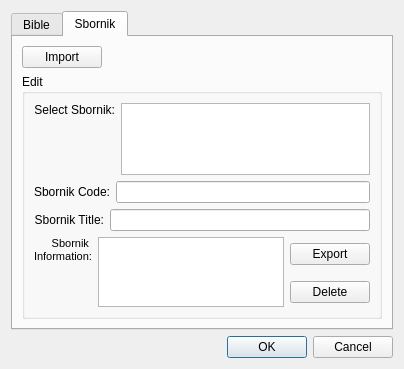
Old version of the form src/managedatadialog.ui in the repository SoftProjector/src.
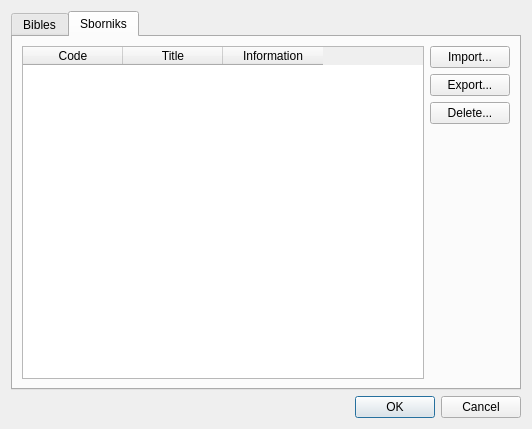
New version of the form. The open tabs and pages were chosen to show the change.

Commit message: New layout for the manage data dialog box

Diff of the .ui file:
```diff
--- a/src/managedatadialog.ui
+++ b/src/managedatadialog.ui
@@ -6,354 +6,162 @@
    <rect>
     <x>0</x>
     <y>0</y>
-    <width>404</width>
-    <height>350</height>
+    <width>532</width>
+    <height>429</height>
    </rect>
   </property>
   <property name="windowTitle">
    <string>Dialog</string>
   </property>
   <layout class="QGridLayout" name="gridLayout_14">
-   <item row="0" column="0">
+   <item row="2" column="0">
+    <widget class="QDialogButtonBox" name="buttonBox">
+     <property name="orientation">
+      <enum>Qt::Horizontal</enum>
+     </property>
+     <property name="standardButtons">
+      <set>QDialogButtonBox::Cancel|QDialogButtonBox::Ok</set>
+     </property>
+    </widget>
+   </item>
+   <item row="1" column="0">
     <widget class="QTabWidget" name="tabWidget">
      <property name="currentIndex">
-      <number>0</number>
+      <number>1</number>
      </property>
      <widget class="QWidget" name="tab">
       <attribute name="title">
-       <string>Bible</string>
+       <string>Bibles</string>
       </attribute>
-      <layout class="QGridLayout" name="gridLayout_2">
-       <item row="0" column="0">
-        <widget class="QPushButton" name="pushButton_3">
+      <layout class="QVBoxLayout" name="verticalLayout_4">
+       <item>
+        <layout class="QHBoxLayout" name="horizontalLayout_2">
+         <item>
+          <widget class="QTableWidget" name="tableWidget_4">
+           <column>
          <property name="text">
-          <string>Import</string>
-         </property>
-        </widget>
-       </item>
-       <item row="0" column="1">
-        <spacer name="horizontalSpacer">
-         <property name="orientation">
-          <enum>Qt::Horizontal</enum>
-         </property>
-         <property name="sizeHint" stdset="0">
-          <size>
-           <width>40</width>
-           <height>20</height>
-          </size>
-         </property>
-        </spacer>
-       </item>
-       <item row="1" column="0" colspan="2">
-        <widget class="QGroupBox" name="groupBox_3">
-         <property name="title">
-          <string>Edit</string>
-         </property>
-         <layout class="QGridLayout" name="gridLayout_13">
-          <item row="0" column="0">
-           <layout class="QGridLayout" name="gridLayout_10">
-            <item row="0" column="0">
-             <widget class="QLabel" name="sbonrik_code_label_3">
+             <string>Code</string>
+            </property>
+           </column>
+           <column>
               <property name="text">
-               <string>Select Bible:</string>
-              </property>
-              <property name="alignment">
-               <set>Qt::AlignRight|Qt::AlignTrailing|Qt::AlignVCenter</set>
-              </property>
-             </widget>
-            </item>
-            <item row="0" column="1" rowspan="2">
-             <widget class="QTableWidget" name="tableWidget_2">
-              <property name="maximumSize">
-               <size>
-                <width>16777215</width>
-                <height>75</height>
-               </size>
-              </property>
-              <property name="editTriggers">
-               <set>QAbstractItemView::NoEditTriggers</set>
-              </property>
-              <property name="selectionBehavior">
-               <enum>QAbstractItemView::SelectRows</enum>
-              </property>
-             </widget>
-            </item>
-            <item row="1" column="0">
-             <spacer name="verticalSpacer_3">
-              <property name="orientation">
-               <enum>Qt::Vertical</enum>
-              </property>
-              <property name="sizeHint" stdset="0">
-               <size>
-                <width>20</width>
-                <height>28</height>
-               </size>
-              </property>
-             </spacer>
-            </item>
-           </layout>
-          </item>
-          <item row="1" column="0">
-           <layout class="QGridLayout" name="gridLayout_11">
-            <item row="0" column="0">
-             <widget class="QLabel" name="sbonrik_code_label_4">
+             <string>Title</string>
+            </property>
+           </column>
+          </widget>
+         </item>
+         <item>
+          <layout class="QVBoxLayout" name="verticalLayout_3">
+           <item>
+            <widget class="QPushButton" name="pushButton_7">
+             <property name="text">
+              <string>Import...</string>
+             </property>
+            </widget>
+           </item>
+           <item>
+            <widget class="QPushButton" name="pushButton_11">
               <property name="text">
-               <string>Bible Code:</string>
-              </property>
-              <property name="alignment">
-               <set>Qt::AlignRight|Qt::AlignTrailing|Qt::AlignVCenter</set>
-              </property>
-             </widget>
-            </item>
-            <item row="0" column="1">
-             <widget class="QLineEdit" name="sbornik_code_box_2"/>
-            </item>
-           </layout>
-          </item>
-          <item row="2" column="0">
-           <layout class="QGridLayout" name="gridLayout_12">
-            <item row="0" column="0">
-             <widget class="QLabel" name="sbonik_title_label_2">
+              <string>Export...</string>
+             </property>
+            </widget>
+           </item>
+           <item>
+            <widget class="QPushButton" name="pushButton_12">
               <property name="text">
-               <string>Bible Title:</string>
-              </property>
-              <property name="alignment">
-               <set>Qt::AlignRight|Qt::AlignTrailing|Qt::AlignVCenter</set>
-              </property>
-             </widget>
-            </item>
-            <item row="0" column="1">
-             <widget class="QLineEdit" name="sbornik_title_box_2"/>
-            </item>
-           </layout>
-          </item>
-          <item row="3" column="0">
-           <spacer name="verticalSpacer_4">
+              <string>Delete...</string>
+             </property>
+            </widget>
+           </item>
+           <item>
+            <spacer name="verticalSpacer_2">
             <property name="orientation">
              <enum>Qt::Vertical</enum>
             </property>
             <property name="sizeHint" stdset="0">
              <size>
               <width>20</width>
-              <height>17</height>
+               <height>40</height>
              </size>
             </property>
            </spacer>
           </item>
-          <item row="4" column="0">
-           <layout class="QGridLayout" name="gridLayout_9">
-            <item row="0" column="0">
-             <spacer name="horizontalSpacer_3">
-              <property name="orientation">
-               <enum>Qt::Horizontal</enum>
-              </property>
-              <property name="sizeHint" stdset="0">
-               <size>
-                <width>40</width>
-                <height>20</height>
-               </size>
-              </property>
-             </spacer>
-            </item>
-            <item row="0" column="1">
-             <widget class="QPushButton" name="pushButton_10">
-              <property name="text">
-               <string>Delete</string>
-              </property>
-             </widget>
-            </item>
            </layout>
           </item>
          </layout>
-        </widget>
        </item>
       </layout>
+      <zorder>layoutWidget</zorder>
+      <zorder>tableWidget_4</zorder>
      </widget>
      <widget class="QWidget" name="tab_2">
       <attribute name="title">
-       <string>Sbornik</string>
+       <string>Sborniks</string>
       </attribute>
-      <layout class="QGridLayout" name="gridLayout_3">
-       <item row="0" column="0">
+      <layout class="QVBoxLayout" name="verticalLayout_2">
+       <item>
+        <layout class="QHBoxLayout" name="horizontalLayout">
+         <item>
+          <widget class="QTableWidget" name="tableWidget_3">
+           <column>
+            <property name="text">
+             <string>Code</string>
+            </property>
+           </column>
+           <column>
+            <property name="text">
+             <string>Title</string>
+            </property>
+           </column>
+           <column>
+            <property name="text">
+             <string>Information</string>
+            </property>
+           </column>
+          </widget>
+         </item>
+         <item>
+          <layout class="QVBoxLayout" name="verticalLayout">
+           <item>
         <widget class="QPushButton" name="pushButton_6">
          <property name="text">
-          <string>Import</string>
+              <string>Import...</string>
          </property>
         </widget>
        </item>
-       <item row="0" column="1">
-        <spacer name="horizontalSpacer_2">
-         <property name="orientation">
-          <enum>Qt::Horizontal</enum>
-         </property>
-         <property name="sizeHint" stdset="0">
-          <size>
-           <width>276</width>
-           <height>22</height>
-          </size>
-         </property>
-        </spacer>
-       </item>
-       <item row="1" column="0" colspan="2">
-        <widget class="QGroupBox" name="groupBox_2">
-         <property name="title">
-          <string>Edit</string>
-         </property>
-         <layout class="QGridLayout" name="gridLayout_6">
-          <item row="0" column="0" colspan="2">
-           <layout class="QGridLayout" name="gridLayout_7">
-            <item row="0" column="0">
-             <widget class="QLabel" name="sbonrik_code_label_2">
-              <property name="text">
-               <string>Select Sbornik:</string>
-              </property>
-              <property name="alignment">
-               <set>Qt::AlignRight|Qt::AlignTrailing|Qt::AlignVCenter</set>
-              </property>
-             </widget>
-            </item>
-            <item row="0" column="1" rowspan="2">
-             <widget class="QTableWidget" name="tableWidget">
-              <property name="maximumSize">
-               <size>
-                <width>16777215</width>
-                <height>75</height>
-               </size>
-              </property>
-              <property name="editTriggers">
-               <set>QAbstractItemView::NoEditTriggers</set>
-              </property>
-              <property name="selectionBehavior">
-               <enum>QAbstractItemView::SelectRows</enum>
-              </property>
-             </widget>
-            </item>
-            <item row="1" column="0">
-             <spacer name="verticalSpacer_2">
-              <property name="orientation">
-               <enum>Qt::Vertical</enum>
-              </property>
-              <property name="sizeHint" stdset="0">
-               <size>
-                <width>20</width>
-                <height>28</height>
-               </size>
-              </property>
-             </spacer>
-            </item>
-           </layout>
-          </item>
-          <item row="1" column="0" colspan="2">
-           <layout class="QGridLayout" name="gridLayout_4">
-            <item row="0" column="0">
-             <widget class="QLabel" name="sbonrik_code_label">
-              <property name="text">
-               <string>Sbornik Code:</string>
-              </property>
-              <property name="alignment">
-               <set>Qt::AlignRight|Qt::AlignTrailing|Qt::AlignVCenter</set>
-              </property>
-             </widget>
-            </item>
-            <item row="0" column="1">
-             <widget class="QLineEdit" name="sbornik_code_box"/>
-            </item>
-           </layout>
-          </item>
-          <item row="2" column="0" colspan="2">
-           <layout class="QGridLayout" name="gridLayout_5">
-            <item row="0" column="0">
-             <widget class="QLabel" name="sbonik_title_label">
-              <property name="text">
-               <string>Sbornik Title:</string>
-              </property>
-              <property name="alignment">
-               <set>Qt::AlignRight|Qt::AlignTrailing|Qt::AlignVCenter</set>
-              </property>
-             </widget>
-            </item>
-            <item row="0" column="1">
-             <widget class="QLineEdit" name="sbornik_title_box"/>
-            </item>
-           </layout>
-          </item>
-          <item row="3" column="0" rowspan="2">
-           <layout class="QGridLayout" name="gridLayout">
-            <item row="0" column="0">
-             <widget class="QLabel" name="sbornik_info_label">
-              <property name="text">
-               <string>&lt;!DOCTYPE HTML PUBLIC &quot;-//W3C//DTD HTML 4.0//EN&quot; &quot;http://www.w3.org/TR/REC-html40/strict.dtd&quot;&gt;
-&lt;html&gt;&lt;head&gt;&lt;meta name=&quot;qrichtext&quot; content=&quot;1&quot; /&gt;&lt;style type=&quot;text/css&quot;&gt;
-p, li { white-space: pre-wrap; }
-&lt;/style&gt;&lt;/head&gt;&lt;body style=&quot; font-family:'MS Shell Dlg 2'; font-size:8.25pt; font-weight:400; font-style:normal;&quot;&gt;
-&lt;p style=&quot; margin-top:0px; margin-bottom:0px; margin-left:0px; margin-right:0px; -qt-block-indent:0; text-indent:0px;&quot;&gt;&lt;span style=&quot; font-size:8pt;&quot;&gt;Sbornik &lt;/span&gt;&lt;/p&gt;
-&lt;p style=&quot; margin-top:0px; margin-bottom:0px; margin-left:0px; margin-right:0px; -qt-block-indent:0; text-indent:0px;&quot;&gt;&lt;span style=&quot; font-size:8pt;&quot;&gt;Information:&lt;/span&gt;&lt;/p&gt;&lt;/body&gt;&lt;/html&gt;</string>
-              </property>
-              <property name="alignment">
-               <set>Qt::AlignRight|Qt::AlignTrailing|Qt::AlignVCenter</set>
-              </property>
-             </widget>
-            </item>
-            <item row="0" column="1" rowspan="2">
-             <widget class="QPlainTextEdit" name="sbornik_info_box"/>
-            </item>
-            <item row="1" column="0">
-             <spacer name="verticalSpacer">
-              <property name="orientation">
-               <enum>Qt::Vertical</enum>
-              </property>
-              <property name="sizeHint" stdset="0">
-               <size>
-                <width>20</width>
-                <height>40</height>
-               </size>
-              </property>
-             </spacer>
-            </item>
-           </layout>
-          </item>
-          <item row="3" column="1">
+           <item>
            <widget class="QPushButton" name="pushButton_8">
             <property name="text">
-             <string>Export</string>
+              <string>Export...</string>
             </property>
            </widget>
           </item>
-          <item row="4" column="1">
-           <widget class="QPushButton" name="pushButton_7">
+           <item>
+            <widget class="QPushButton" name="pushButton_9">
             <property name="text">
-             <string>Delete</string>
+              <string>Delete...</string>
             </property>
            </widget>
           </item>
-          <item row="5" column="0">
-           <spacer name="verticalSpacer_5">
+           <item>
+            <spacer name="verticalSpacer">
             <property name="orientation">
              <enum>Qt::Vertical</enum>
             </property>
             <property name="sizeHint" stdset="0">
              <size>
               <width>20</width>
-              <height>0</height>
+               <height>40</height>
              </size>
             </property>
            </spacer>
           </item>
          </layout>
-        </widget>
-       </item>
-      </layout>
-     </widget>
-    </widget>
-   </item>
-   <item row="1" column="0">
-    <widget class="QDialogButtonBox" name="buttonBox">
-     <property name="orientation">
-      <enum>Qt::Horizontal</enum>
-     </property>
-     <property name="standardButtons">
-      <set>QDialogButtonBox::Cancel|QDialogButtonBox::Ok</set>
-     </property>
+         </item>
+        </layout>
+       </item>
+      </layout>
+     </widget>
     </widget>
    </item>
   </layout>
```
Lines whose indentation alone changed are shown as unchanged.
